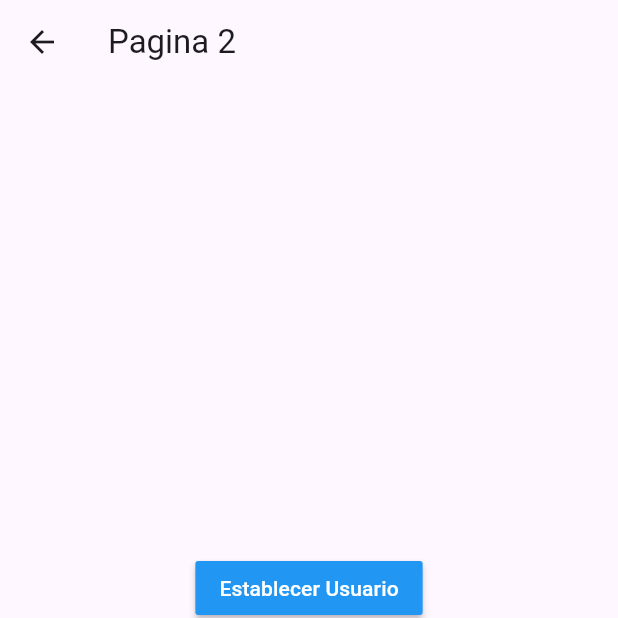
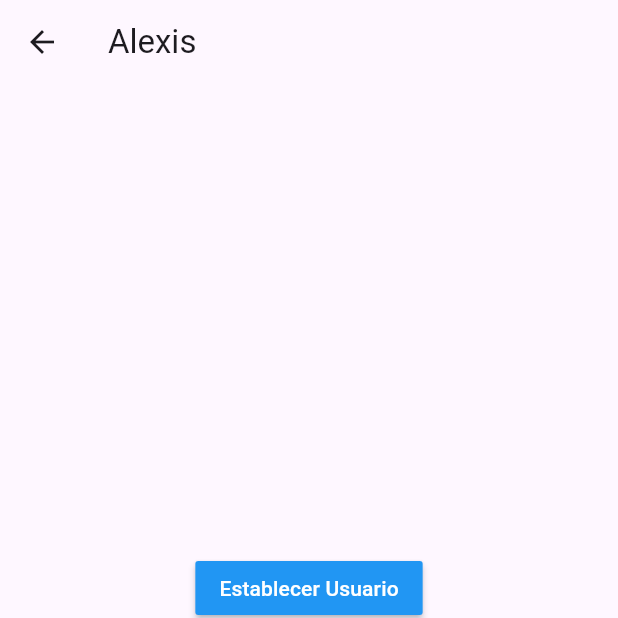
Before and after one commit to AlexanderZon/flutter_project_estados, a Flutter app: the Pagina2Page screen opened by its route, after a tap on "Establecer Usuario", on a phone screen of 412 x 824 dp, the top half of it. Run offline on Flutter 3.47's test engine with Material 3 defaults, Android fonts, the phone set to English and light mode, and no system bars; accounts and stored records are empty.

Commit message:
Final Singleton

```diff
--- a/lib/main.dart
+++ b/lib/main.dart
@@ -15,7 +15,7 @@
     return MaterialApp(
       debugShowCheckedModeBanner: false,
       title: 'Material App',
-      initialRoute: 'pagina2',
+      initialRoute: 'pagina1',
       routes: {
         'pagina1': (_) => Pagina1Page(),
         'pagina2': (_) => Pagina2Page(),
--- a/lib/pages/pagina1_page.dart
+++ b/lib/pages/pagina1_page.dart
@@ -1,15 +1,28 @@
 import 'package:flutter/material.dart';
+import 'package:project_estados/models/usuario.dart';
+import 'package:project_estados/services/usuario_service.dart';
 
 class Pagina1Page extends StatelessWidget {
+  const Pagina1Page({super.key});
+
   @override
   Widget build(BuildContext context) {
     return Scaffold(
       appBar: AppBar(
-        title: Text('Página 1'),
+        title: const Text('Página 1'),
       ),
-      body: InformacionUsuario(),
+      body: StreamBuilder(
+        stream: usuarioService.usuarioStream,
+        builder: (BuildContext context, AsyncSnapshot<Usuario> snapshot) {
+          return snapshot.hasData
+              ? InformacionUsuario(usuario: snapshot.data!)
+              : const Center(
+                  child: Text('No hay información del usuario'),
+                );
+        },
+      ),
       floatingActionButton: FloatingActionButton(
-        child: Icon(Icons.accessibility_new),
+        child: const Icon(Icons.accessibility_new),
         onPressed: () => Navigator.pushNamed(context, 'pagina2'),
       ),
     );
@@ -17,7 +30,10 @@
 }
 
 class InformacionUsuario extends StatelessWidget {
+  final Usuario usuario;
+
   const InformacionUsuario({
+    required this.usuario,
     super.key,
   });
 
@@ -26,21 +42,21 @@
     return Container(
       height: double.infinity,
       width: double.infinity,
-      padding: EdgeInsets.all(20),
+      padding: const EdgeInsets.all(20),
       child: Column(
         crossAxisAlignment: CrossAxisAlignment.start,
         children: [
-          Text('General',
+          const Text('General',
               style: TextStyle(fontSize: 18, fontWeight: FontWeight.bold)),
-          Divider(),
-          ListTile(title: Text('Nombre: ')),
-          ListTile(title: Text('Edad: ')),
-          Text('Profesiones',
+          const Divider(),
+          ListTile(title: Text('Nombre: ${usuario.nombre}')),
+          ListTile(title: Text('Edad: ${usuario.edad}')),
+          const Text('Profesiones',
               style: TextStyle(fontSize: 18, fontWeight: FontWeight.bold)),
-          Divider(),
-          ListTile(title: Text('Profesion 1')),
-          ListTile(title: Text('Profesion 1')),
-          ListTile(title: Text('Profesion 1')),
+          const Divider(),
+          const ListTile(title: Text('Profesion 1')),
+          const ListTile(title: Text('Profesion 1')),
+          const ListTile(title: Text('Profesion 1')),
         ],
       ),
     );
--- a/lib/pages/pagina2_page.dart
+++ b/lib/pages/pagina2_page.dart
@@ -1,37 +1,56 @@
 import 'package:flutter/material.dart';
+import 'package:project_estados/models/usuario.dart';
+import 'package:project_estados/services/usuario_service.dart';
 
 class Pagina2Page extends StatelessWidget {
+  const Pagina2Page({super.key});
+
   @override
   Widget build(BuildContext context) {
     return Scaffold(
-      appBar: AppBar(title: Text('Pagina 2')),
+      appBar: AppBar(
+        title: StreamBuilder(
+          stream: usuarioService.usuarioStream,
+          builder: (BuildContext context, AsyncSnapshot<Usuario> snapshot) {
+            return snapshot.hasData
+                ? Text('${snapshot.data!.nombre}')
+                : Text('Página 2');
+          },
+        ),
+      ),
       body: Center(
         child: Column(
           mainAxisAlignment: MainAxisAlignment.center,
           children: [
             MaterialButton(
-              child: Text(
+              onPressed: () {
+                final usuario =
+                    Usuario(nombre: 'Alexis', edad: 30, profesiones: []);
+                usuarioService.cargarUsuario(usuario);
+              },
+              color: Colors.blue,
+              child: const Text(
                 'Establecer Usuario',
                 style: TextStyle(color: Colors.white),
               ),
-              color: Colors.blue,
-              onPressed: () {},
             ),
             MaterialButton(
-              child: Text(
+              onPressed: () {
+                usuarioService.cambiarEdad(31);
+              },
+              color: Colors.blue,
+              child: const Text(
                 'Cambiar Edad',
                 style: TextStyle(color: Colors.white),
               ),
-              color: Colors.blue,
-              onPressed: () {},
             ),
             MaterialButton(
-              child: Text(
+              onPressed: () {},
+              color: Colors.blue,
+              child: const Text(
                 'Añadir Profesión',
                 style: TextStyle(color: Colors.white),
               ),
-              color: Colors.blue,
-              onPressed: () {},
             ),
           ],
         ),
```
Also changed, not shown: lib/services/usuario_service.dart (added, +38 -0 lines).
